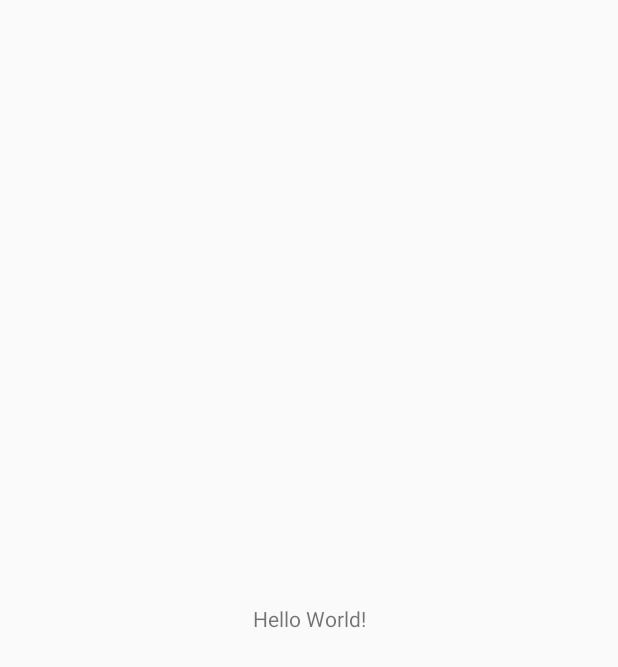
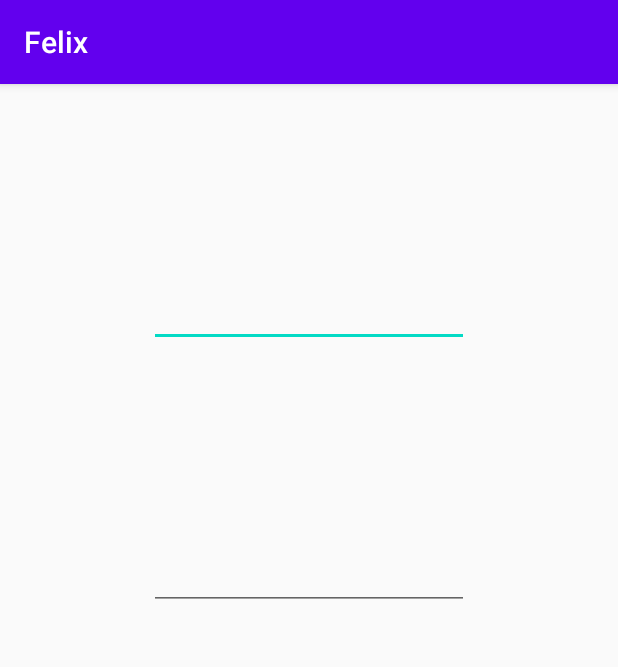
Before and after one commit to ashutosh-kumar-kushwaha/Felix, an Android app: the screen it shows after launch (MainActivity before the commit, LoginActivity after it), on a phone screen of 412 x 824 dp. Before the commit the part shown is almost empty. Shown: the top 667 px of the screen. Run offline under Robolectric (Android 15) with nearby library versions, the phone set to English and light mode, and no system bars.

Commit message:
Add Login Activity

```diff
--- a/app/src/main/AndroidManifest.xml
+++ b/app/src/main/AndroidManifest.xml
@@ -14,6 +14,9 @@
         android:theme="@style/Theme.Felix"
         tools:targetApi="31">
         <activity
+            android:name=".LoginActivity"
+            android:exported="false" />
+        <activity
             android:name=".SplashActivity"
             android:exported="true">
             <intent-filter>
@@ -24,8 +27,7 @@
         </activity>
         <activity
             android:name=".MainActivity"
-            android:exported="true">
-        </activity>
+            android:exported="true"></activity>
     </application>
 
 </manifest>
--- /dev/null
+++ b/app/src/main/java/in/silive/felix/LoginActivity.kt
@@ -0,0 +1,11 @@
+package `in`.silive.felix
+
+import android.support.v7.app.AppCompatActivity
+import android.os.Bundle
+
+class LoginActivity : AppCompatActivity() {
+    override fun onCreate(savedInstanceState: Bundle?) {
+        super.onCreate(savedInstanceState)
+        setContentView(R.layout.activity_login)
+    }
+}
--- a/app/src/main/java/in/silive/felix/SplashActivity.kt
+++ b/app/src/main/java/in/silive/felix/SplashActivity.kt
@@ -12,7 +12,7 @@ class SplashActivity : Activity() {
         setContentView(R.layout.activity_splash)
 
 
-        val intent : Intent = Intent(this, MainActivity::class.java)
+        val intent : Intent = Intent(this, LoginActivity::class.java)
 
         Handler(Looper.getMainLooper()).postDelayed({
             startActivity(intent)
--- /dev/null
+++ b/app/src/main/res/layout/activity_login.xml
@@ -0,0 +1,30 @@
+<?xml version="1.0" encoding="utf-8"?>
+<android.support.constraint.ConstraintLayout xmlns:android="http://schemas.android.com/apk/res/android"
+    xmlns:app="http://schemas.android.com/apk/res-auto"
+    xmlns:tools="http://schemas.android.com/tools"
+    android:layout_width="match_parent"
+    android:layout_height="match_parent"
+    tools:context=".LoginActivity">
+
+    <EditText
+        android:id="@+id/emailETxt"
+        android:layout_width="wrap_content"
+        android:layout_height="wrap_content"
+        android:layout_marginTop="@dimen/dp_100"
+        android:ems="10"
+        android:inputType="textEmailAddress"
+        app:layout_constraintEnd_toEndOf="parent"
+        app:layout_constraintStart_toStartOf="parent"
+        app:layout_constraintTop_toTopOf="parent" />
+
+  <EditText
+      android:id="@+id/passwordETxt"
+      android:layout_width="wrap_content"
+      android:layout_height="wrap_content"
+      android:layout_marginTop="@dimen/dp_100"
+      android:ems="10"
+      android:inputType="textPassword"
+      app:layout_constraintEnd_toEndOf="parent"
+      app:layout_constraintStart_toStartOf="parent"
+      app:layout_constraintTop_toBottomOf="@+id/emailETxt" />
+</android.support.constraint.ConstraintLayout>
--- a/build.gradle
+++ b/build.gradle
@@ -2,7 +2,7 @@
 plugins {
     id 'com.android.application' version '7.2.2' apply false
     id 'com.android.library' version '7.2.2' apply false
-    id 'org.jetbrains.kotlin.android' version '1.6.10' apply false
+    id 'org.jetbrains.kotlin.android' version '1.7.10' apply false
 }
 
 task clean(type: Delete) {
```
